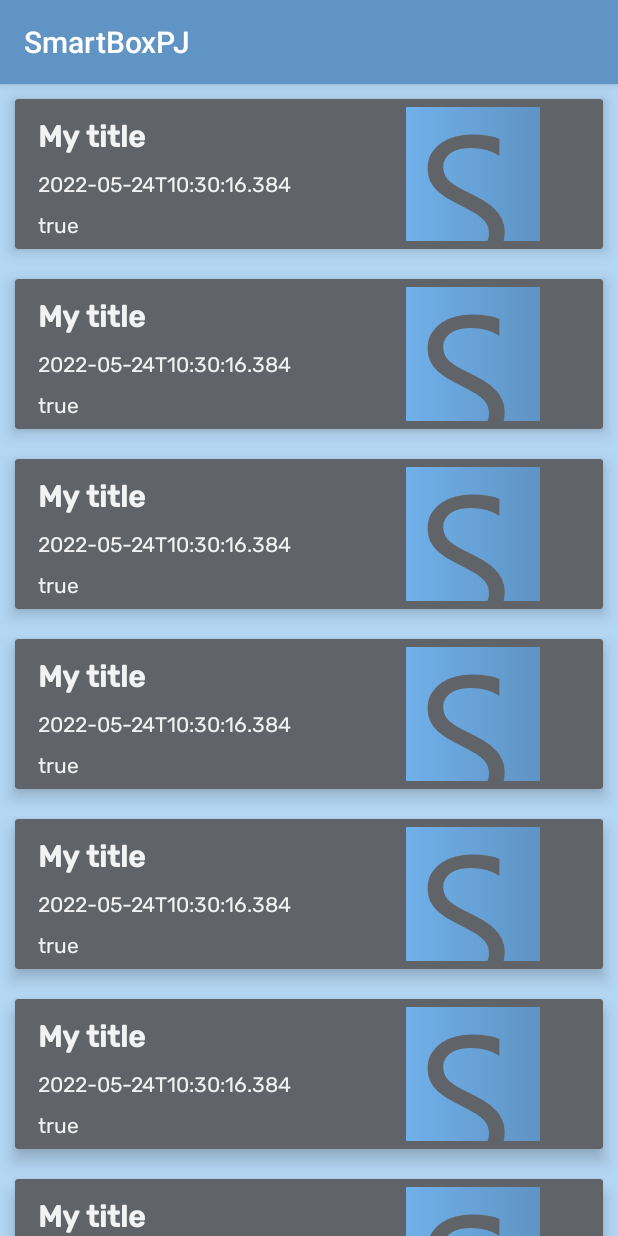
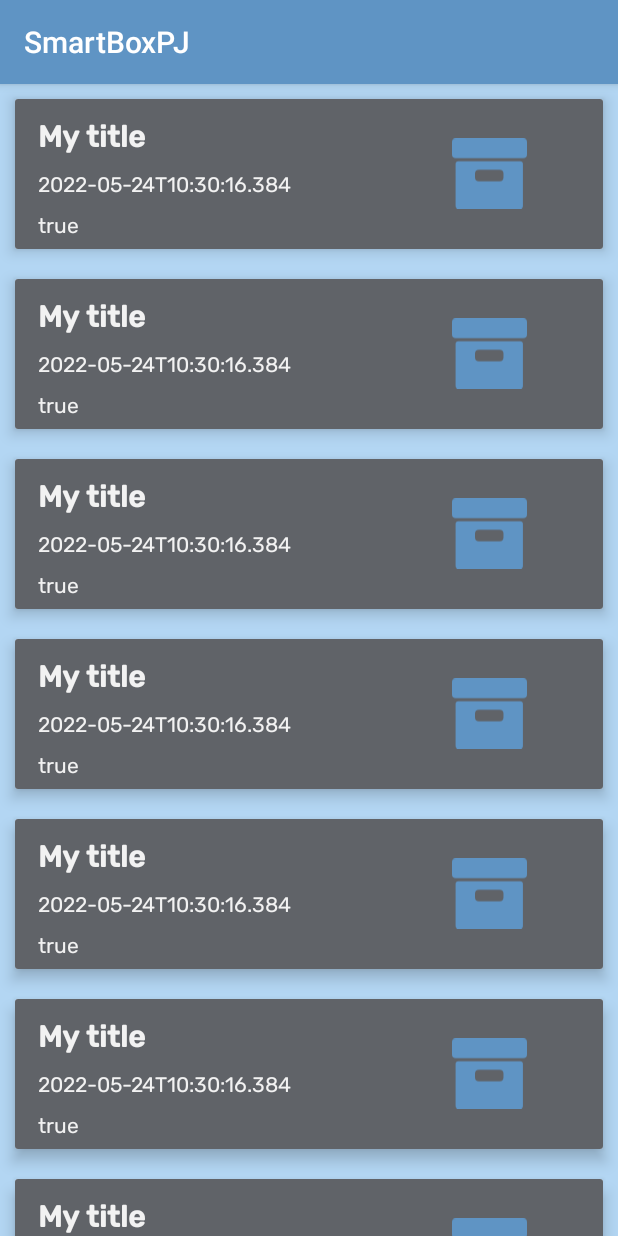
Before and after one commit to TrivialniPrimeri/SmartBox-PJ, an Android app: the HistoryActivity screen opened directly, with no data from a screen before it, on a phone screen of 412 x 824 dp. Run offline under Robolectric (Android 15) with nearby library versions, the phone set to English and light mode, and no system bars.

Commit message:
Updated pictures on recycler view

```diff
--- a/app/src/main/java/com/example/smartboxpj/HistoryActivity.kt
+++ b/app/src/main/java/com/example/smartboxpj/HistoryActivity.kt
@@ -16,7 +16,7 @@ class HistoryActivity : MainActivity() {
         binding = ActivityHistoryBinding.inflate(layoutInflater)
         setContentView(binding.root)
         for(i in 1..20){
-        data.add(ItemsViewModel("My title", LocalDateTime.now(), true, R.drawable.ic_logowithgradient))
+        data.add(ItemsViewModel("My title", LocalDateTime.now(), true, R.drawable.ic_boxicon3))
         }
         val recycler = findViewById<RecyclerView>(R.id.history_recycler)
         recycler.layoutManager = LinearLayoutManager(this)
--- /dev/null
+++ b/app/src/main/res/drawable/ic_boxicon3.xml
@@ -0,0 +1,5 @@
+<vector android:height="19.92536dp" android:viewportHeight="150"
+    android:viewportWidth="158.09" android:width="21dp" xmlns:android="http://schemas.android.com/apk/res/android">
+    <path android:fillColor="#5f94c4" android:pathData="M8.09,0L150,0A8.09,8.09 0,0 1,158.09 8.09L158.09,34.17A8.09,8.09 0,0 1,150 42.26L8.09,42.26A8.09,8.09 0,0 1,0 34.17L0,8.09A8.09,8.09 0,0 1,8.09 0z"/>
+    <path android:fillColor="#5f94c4" android:pathData="M143.48,48.52L13.57,48.52a6,6 0,0 0,-6 6L7.57,144a6,6 0,0 0,6 6L143.48,150a6,6 0,0 0,6 -6L149.48,54.52A6,6 0,0 0,143.48 48.52ZM108.48,83.22a8.35,8.35 0,0 1,-8.35 8.35L56.87,91.57a8.35,8.35 0,0 1,-8.35 -8.35L48.52,75.13a8.35,8.35 0,0 1,8.35 -8.35h43.3a8.35,8.35 0,0 1,8.35 8.35Z"/>
+</vector>
--- a/app/src/main/res/layout/activity_main.xml
+++ b/app/src/main/res/layout/activity_main.xml
@@ -92,6 +92,7 @@
         android:paddingEnd="10dp"
         android:text="@string/history"
         android:textColor="?colorOnPrimary"
+        app:icon="@drawable/ic_historyicon"
         app:layout_constraintBaseline_toBaselineOf="@+id/button4"
         app:layout_constraintEnd_toEndOf="parent"
         app:layout_constraintStart_toStartOf="@+id/guideline3" />
--- a/app/src/main/res/layout/history_item_card.xml
+++ b/app/src/main/res/layout/history_item_card.xml
@@ -17,7 +17,7 @@
         android:padding="5dp">
 
         <LinearLayout
-            android:layout_width="250dp"
+            android:layout_width="286dp"
             android:layout_height="match_parent"
             android:background="?colorSecondaryVariant"
             android:orientation="vertical">
@@ -63,10 +63,10 @@
 
         <ImageView
             android:id="@+id/cardImage"
-            android:layout_width="100dp"
-            android:layout_height="match_parent"
+            android:layout_width="50dp"
+            android:layout_height="50dp"
             android:layout_gravity="center"
-            app:srcCompat="@drawable/ic_logowithgradient" />
+            app:srcCompat="@drawable/ic_boxicon3" />
 
     </LinearLayout>
 
```
